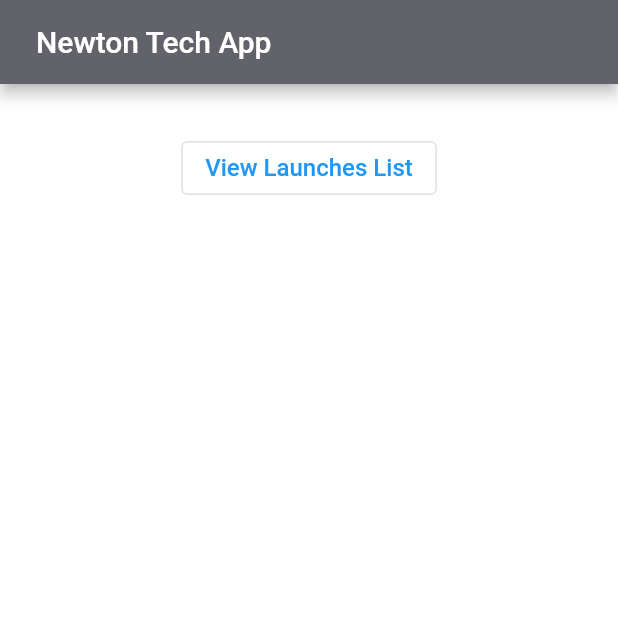
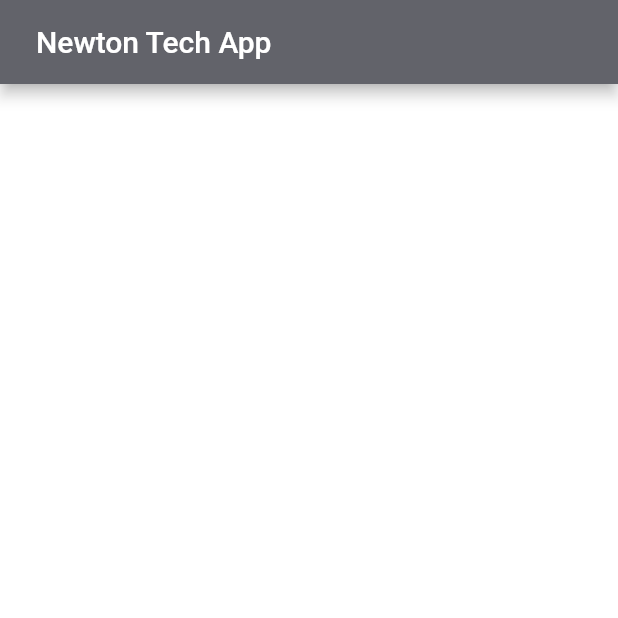
Before and after one commit to RokasAwk/newton_test, a Flutter app: the screen it shows after launch, on a phone screen of 412 x 824 dp, the top half of it. Run offline on Flutter 3.47's test engine with Material 3 defaults, Android fonts, the phone set to English and light mode, and no system bars; our stand-ins replace dio, flutter_riverpod, fluttertoast, freezed_annotation, go_router, retrofit; generated files the repository leaves out were written again.

Commit message:
style: home page OutlinedButton's style

```diff
--- a/lib/presentation/pages/home/home_page.dart
+++ b/lib/presentation/pages/home/home_page.dart
@@ -1,3 +1,5 @@
+import 'package:flutter/rendering.dart';
+import 'package:flutter/widgets.dart';
 import 'package:newton_tech_app/presentation/pages/home/home_notifier.dart';
 import 'package:newton_tech_app/presentation/pages/launches_list/launches_list_state.dart';
 import 'package:flutter/material.dart';
@@ -49,6 +51,10 @@ Widget _buildSubPageBtn({
 }) {
   return OutlinedButton(
       onPressed: onPressed,
+      style: OutlinedButton.styleFrom(
+        foregroundColor: Colors.white,
+        side: const BorderSide(color: Colors.white),
+      ),
       child: Text(
         page,
         style: const TextStyle(fontSize: 16),
```
